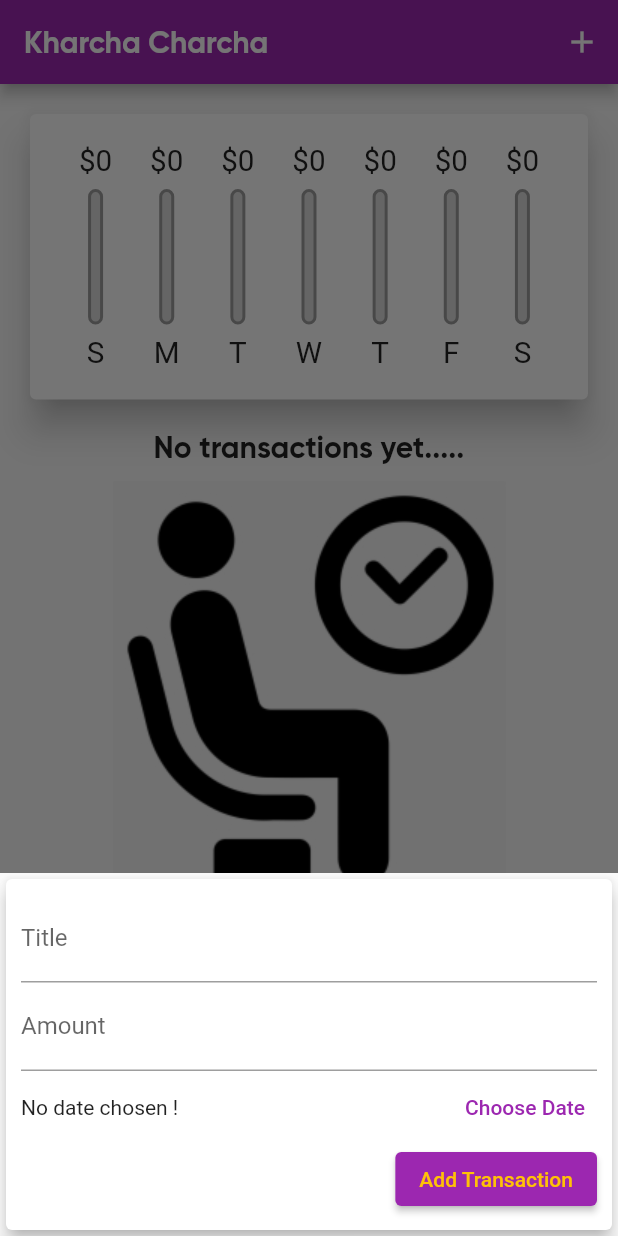
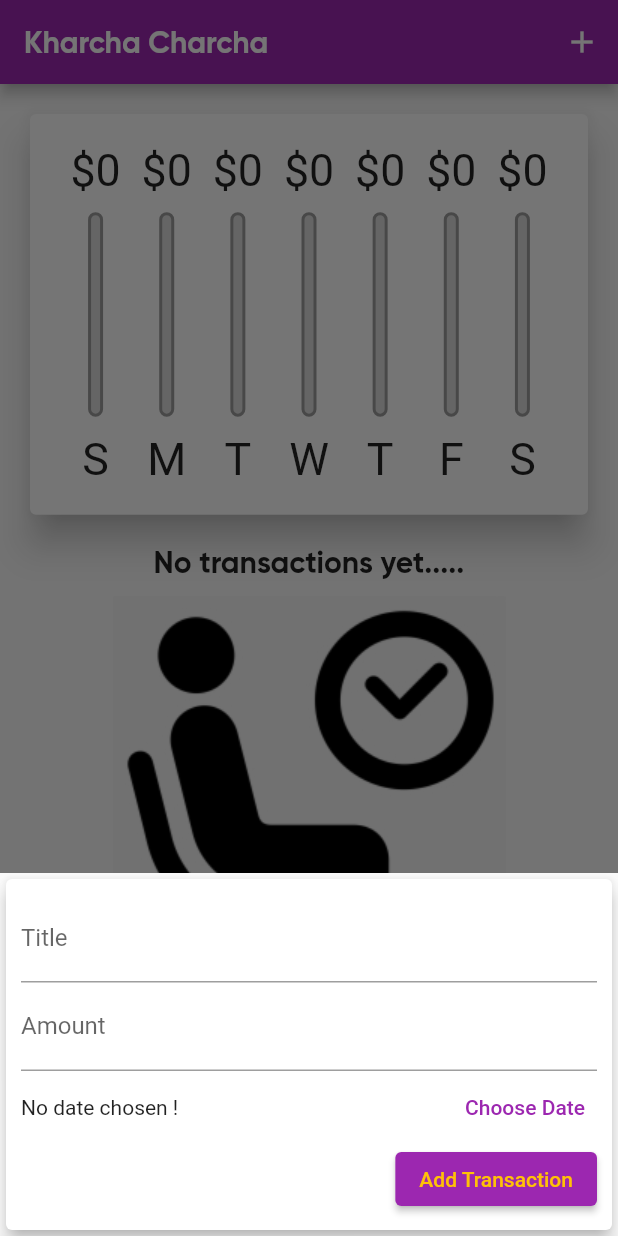
Before and after one commit to crew-guy/expense_planner, a Flutter app: the screen it shows after launch, after a tap on the "add" icon, on a phone screen of 412 x 824 dp. Run offline on Flutter 3.47's test engine with Material 2 defaults, Android fonts, the phone set to English and light mode, and no system bars.

Commit message:
new widget

```diff
--- a/lib/main.dart
+++ b/lib/main.dart
@@ -1,22 +1,24 @@
+import 'dart:io';
+
 import 'package:expense_planner/models/transaction.dart';
 import 'package:expense_planner/widgets/chart.dart';
 import 'package:expense_planner/widgets/new_transaction.dart';
 import 'package:expense_planner/widgets/transaction_list.dart';
+import 'package:flutter/cupertino.dart';
 import 'package:flutter/material.dart';
 import 'package:flutter/services.dart';
 
 void main() {
-  WidgetsFlutterBinding.ensureInitialized();
-  SystemChrome.setPreferredOrientations([
-    DeviceOrientation.portraitUp,
-    DeviceOrientation.portraitDown,
-  ]);
+  // WidgetsFlutterBinding.ensureInitialized();
   runApp(MyApp());
 }
 
 class MyApp extends StatelessWidget {
   @override
   Widget build(BuildContext context) {
+    SystemChrome.setSystemUIOverlayStyle(SystemUiOverlayStyle(
+      systemNavigationBarColor: Colors.purple, // navigation bar color
+    ));
     return MaterialApp(
       title: 'Expense Tracker',
       theme: ThemeData(
@@ -93,7 +95,21 @@ class _MyHomePageState extends State<MyHomePage> {
   Widget build(BuildContext context) {
     final mediaQuery = MediaQuery.of(context);
     final isLandscape = mediaQuery.orientation == Orientation.landscape;
-    final appBar = AppBar(
+    final PreferredSizeWidget appBar = Platform.isIOS
+        ? CupertinoNavigationBar(
+            middle: Text(
+              'Kharcha Charcha',
+              style: TextStyle(fontFamily: 'Gilroy'),
+            ),
+            trailing: Row(
+              mainAxisSize: MainAxisSize.min,
+              children: [
+                GestureDetector(
+                    onTap: () => _startAddNewTransaction(context),
+                    child: Icon(CupertinoIcons.add))
+              ],
+            )) as PreferredSizeWidget
+        : AppBar(
             title: Text(
               'Kharcha Charcha',
               style: TextStyle(fontFamily: 'Gilroy'),
@@ -105,6 +121,7 @@ class _MyHomePageState extends State<MyHomePage> {
               )
             ],
           );
+
     final txListWidget = Container(
       height: (mediaQuery.size.height -
               appBar.preferredSize.height -
@@ -112,9 +129,8 @@ class _MyHomePageState extends State<MyHomePage> {
           0.6,
       child: TransactionList(this._userTransactions, this._deleteTransaction),
     );
-    return Scaffold(
-      appBar: appBar,
-      body: SingleChildScrollView(
+    final pageBody = SafeArea(
+      child: SingleChildScrollView(
         child: Column(
           mainAxisAlignment: MainAxisAlignment.center,
           crossAxisAlignment: CrossAxisAlignment.center,
@@ -123,8 +139,9 @@ class _MyHomePageState extends State<MyHomePage> {
               Row(
                 mainAxisAlignment: MainAxisAlignment.center,
                 children: [
-                  Text('Show Chart'),
-                  Switch(
+                  Text('Show Chart', style: Theme.of(context).textTheme.title),
+                  Switch.adaptive(
+                    activeColor: Theme.of(context).accentColor,
                     value: _showChart,
                     onChanged: (val) {
                       setState(() {
@@ -139,7 +156,7 @@ class _MyHomePageState extends State<MyHomePage> {
                 height: (mediaQuery.size.height -
                         appBar.preferredSize.height -
                         mediaQuery.padding.top) *
-                    0.3,
+                    0.4,
                 child: Chart(this._userTransactions),
               ),
             if (!isLandscape) txListWidget,
@@ -149,15 +166,25 @@ class _MyHomePageState extends State<MyHomePage> {
                       height: (mediaQuery.size.height -
                               appBar.preferredSize.height -
                               mediaQuery.padding.top) *
-                          0.7,
+                          0.6,
                       child: Chart(this._userTransactions),
                     )
                   : txListWidget
           ],
         ),
       ),
-      floatingActionButtonLocation: FloatingActionButtonLocation.centerFloat,
-      floatingActionButton: FloatingActionButton(
+    );
+
+    return Platform.isIOS
+        ? CupertinoPageScaffold(child: pageBody)
+        : Scaffold(
+            appBar: appBar,
+            body: pageBody,
+            floatingActionButtonLocation:
+                FloatingActionButtonLocation.centerFloat,
+            floatingActionButton: Platform.isIOS
+                ? Container()
+                : FloatingActionButton(
                     child: Icon(Icons.add),
                     onPressed: () => _startAddNewTransaction(context),
                   ),
--- /dev/null
+++ b/lib/widgets/adaptive_button.dart
@@ -0,0 +1,24 @@
+import 'dart:io';
+
+import 'package:flutter/cupertino.dart';
+import 'package:flutter/material.dart';
+
+class AdaptiveTextButton extends StatelessWidget {
+  final String text;
+  final void Function() handler;
+
+  AdaptiveTextButton(this.text, this.handler);
+
+  @override
+  Widget build(BuildContext context) {
+    return Platform.isIOS
+        ? CupertinoButton(
+            child: Text(this.text),
+            onPressed: this.handler,
+          )
+        : TextButton(
+            child: Text(this.text),
+            onPressed: this.handler,
+          );
+  }
+}
--- a/lib/widgets/new_transaction.dart
+++ b/lib/widgets/new_transaction.dart
@@ -1,5 +1,9 @@
+import 'dart:io';
+
+import 'package:expense_planner/widgets/adaptive_button.dart';
 import 'package:flutter/material.dart';
 import 'package:intl/intl.dart';
+import 'package:flutter/cupertino.dart';
 
 class NewTransaction extends StatefulWidget {
   final _addTx;
@@ -84,10 +88,7 @@ class _NewTransactionState extends State<NewTransaction> {
                         ? 'No date chosen !'
                         : DateFormat.yMd().format(_selectedDate!)),
                   ),
-                  TextButton(
-                    child: Text('Choose Date'),
-                    onPressed: _presentDatePicker,
-                  )
+                  AdaptiveTextButton('Choose Date', _presentDatePicker)
                 ],
               ),
               ElevatedButton(
```
Lines whose indentation alone changed are shown as unchanged.
